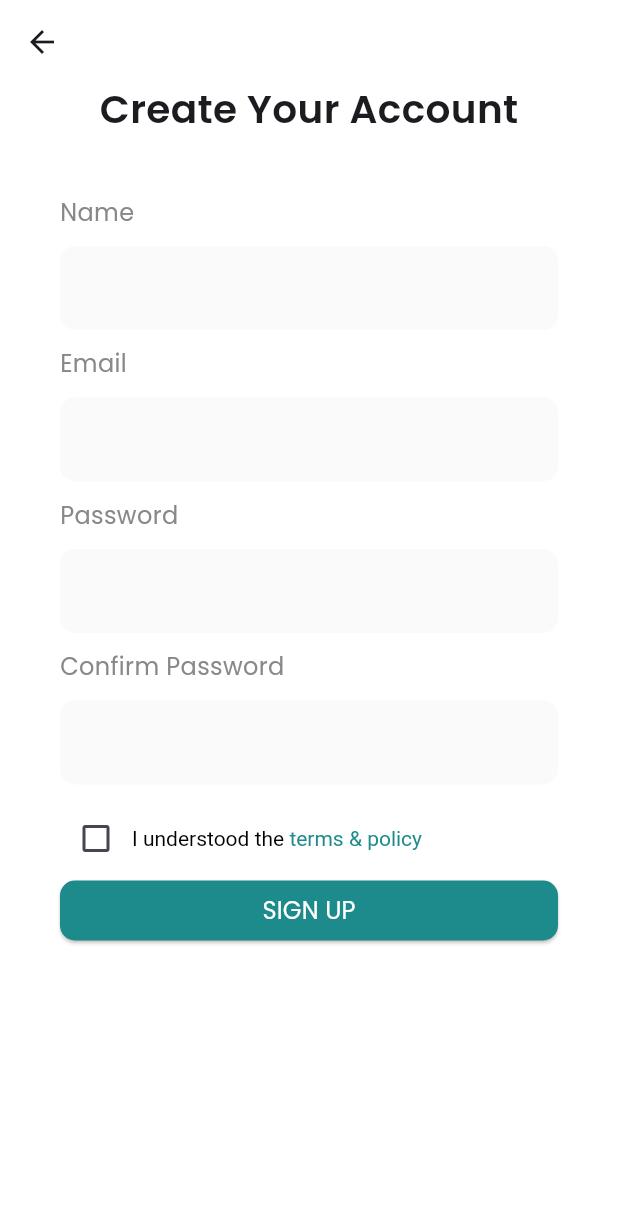
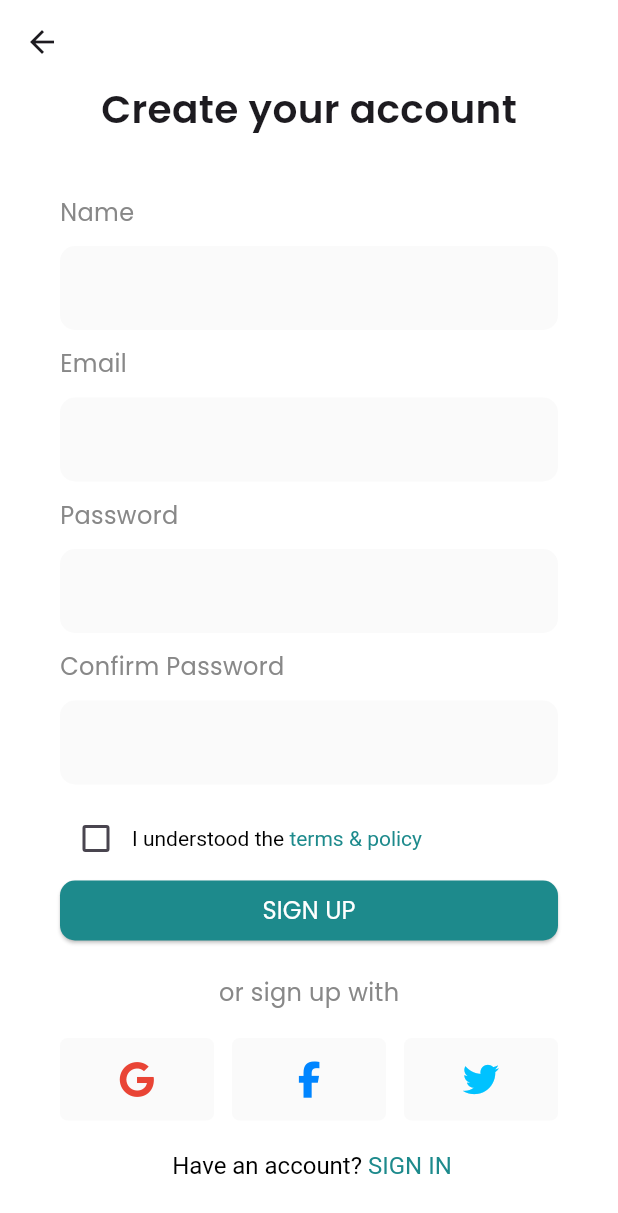
Before and after one commit to ShashiniHanshani/flutter_auth_supabase_bloc_app, a Flutter app: the SignUp screen opened directly, on a phone screen of 412 x 824 dp. Shown: the top 1213 px of the screen. Run offline on Flutter 3.47's test engine with Material 3 defaults, Android fonts, the phone set to English and light mode, and no system bars; our stand-ins replace font_awesome_flutter, shared_preferences; missing offline and left inert: flutter_terms_viewer; accounts and stored records are empty.

Commit message:
localization completed

```diff
--- a/lib/features/presentation/views/sign_in/sign_in.dart
+++ b/lib/features/presentation/views/sign_in/sign_in.dart
@@ -3,8 +3,10 @@ import 'package:flutter/material.dart';
 import 'package:font_awesome_flutter/font_awesome_flutter.dart';
 import 'package:sign_in_sign_up_bloc_supabase_hive_getit/core/themes/text_styles.dart';
 import 'package:sign_in_sign_up_bloc_supabase_hive_getit/core/themes/theme_data.dart';
+import 'package:sign_in_sign_up_bloc_supabase_hive_getit/features/presentation/views/language_view.dart';
 import 'package:sign_in_sign_up_bloc_supabase_hive_getit/features/presentation/views/sign_up/sign_up.dart';
 import 'package:sign_in_sign_up_bloc_supabase_hive_getit/features/presentation/widgets/form_text_field.dart';
+import 'package:sign_in_sign_up_bloc_supabase_hive_getit/features/presentation/widgets/sign_in_cages.dart';
 import 'package:sign_in_sign_up_bloc_supabase_hive_getit/features/presentation/widgets/sign_in_up_button.dart';
 import 'package:sign_in_sign_up_bloc_supabase_hive_getit/utils/app_localizations.dart';
 
@@ -82,14 +84,13 @@ class _SignInState extends State<SignIn> {
                             formKey.currentState!.save();
                             print("Email : ${email.text}");
                             print("Password : ${password.text}");
-
                           }
                         },
                       ),
                       Padding(
                         padding: EdgeInsets.symmetric(vertical: 20),
                         child: Text(
-                          "or sign in with",
+                          AppLocalizations.of(context)!.translate("or_sign_in_with"),
                           style: size16weight400.copyWith(color: colors(context).inputFieldHintColor),
                         ),
                       ),
@@ -130,10 +131,11 @@ class _SignInState extends State<SignIn> {
                       SizedBox(height: 20),
                       RichText(
                         text: TextSpan(
-                          text: "Don’t have an account? ",
+                          text: "${AppLocalizations.of(context)!.translate("dont_have_account")} ",
                           style: size16weight400.copyWith(
                             color: colors(context).secondaryColor,
                           ),
+
                           children: [
                             TextSpan(
                               text: AppLocalizations.of(context,)!.translate("sign_up"),
@@ -164,28 +166,3 @@ class _SignInState extends State<SignIn> {
     );
   }
 }
-
-class SignInCages extends StatelessWidget {
-  final IconData icon;
-  final Color? color;
-  final VoidCallback onPressed;
-  const SignInCages({super.key, required this.icon, this.color, required this.onPressed});
-
-  @override
-  Widget build(BuildContext context) {
-    final height = MediaQuery.sizeOf(context).height;
-    return GestureDetector(
-      onTap: () {
-        onPressed;
-      },
-      child: Container(
-        height: height/15,
-        decoration: BoxDecoration(
-          borderRadius: BorderRadius.circular(5),
-          color: colors(context).textFieldColor
-        ),
-        child: Icon(icon, color: color,),
-      ),
-    );
-  }
-}
--- a/lib/features/presentation/views/sign_up/sign_up.dart
+++ b/lib/features/presentation/views/sign_up/sign_up.dart
@@ -1,7 +1,12 @@
+import 'package:flutter/gestures.dart';
 import 'package:flutter/material.dart';
+import 'package:font_awesome_flutter/font_awesome_flutter.dart';
 import 'package:sign_in_sign_up_bloc_supabase_hive_getit/core/themes/text_styles.dart';
 import 'package:sign_in_sign_up_bloc_supabase_hive_getit/core/themes/theme_data.dart';
+import 'package:sign_in_sign_up_bloc_supabase_hive_getit/features/presentation/views/sign_in/sign_in.dart';
+import 'package:sign_in_sign_up_bloc_supabase_hive_getit/features/presentation/views/terms_&_conditions.dart';
 import 'package:sign_in_sign_up_bloc_supabase_hive_getit/features/presentation/widgets/form_text_field.dart';
+import 'package:sign_in_sign_up_bloc_supabase_hive_getit/features/presentation/widgets/sign_in_cages.dart';
 import 'package:sign_in_sign_up_bloc_supabase_hive_getit/features/presentation/widgets/sign_in_up_button.dart';
 import 'package:sign_in_sign_up_bloc_supabase_hive_getit/utils/app_localizations.dart';
 
@@ -33,6 +38,7 @@ class _SignUpState extends State<SignUp> {
           }
         ),
         backgroundColor: colors(context).backgroundColor,
+        scrolledUnderElevation: 0,
       ),
       body: SingleChildScrollView(
         child: Center(
@@ -119,21 +125,27 @@ class _SignUpState extends State<SignUp> {
                             },
                             fillColor: MaterialStateProperty.all(value==true?colors(context).primaryColor: Colors.white),
                           ),
-                          RichText(
+                          Expanded(
+                            child: RichText(
                               text: TextSpan(
                                 children: [
-                                TextSpan(text: "I understood the ",
+                                  TextSpan(text: "${AppLocalizations.of(context)!.translate("I_understood")} ",
                                     style: TextStyle(
                                       color: colors(context).secondaryColor,
                                     ),
                                   ),
                                   TextSpan(
-                                  text: "terms & policy",
+                                    text: AppLocalizations.of(context)!.translate("terms_policy"),
                                     style: TextStyle(
                                       color: colors(context).primaryColor,
                                     ),
+                                    recognizer: TapGestureRecognizer()..onTap = (){
+                                      Navigator.push(context, MaterialPageRoute(builder: (context) => TermsAndCondition()));
+                                    }
                                   ),
                                 ],
+                              ),
+                              overflow: TextOverflow.fade,
                             ),
                           ),
                         ],
@@ -158,7 +170,77 @@ class _SignUpState extends State<SignUp> {
                           }
                         },
                       ),
+                      Padding(
+                        padding: EdgeInsets.symmetric(vertical: 20),
+                        child: Center(
+                          child: Text(
+                            AppLocalizations.of(context)!.translate("or_sign_up_with"),
+                            style: size16weight400.copyWith(color: colors(context).inputFieldHintColor),
+                          ),
+                        ),
+                      ),
+                      Row(
+                        mainAxisAlignment: MainAxisAlignment.spaceBetween,
+                        children: [
+                          Expanded(
+                            child: SignInCages(
+                              icon: FontAwesomeIcons.google,
+                              color: Color(0xFFE94435),
+                              onPressed: () {
 
+                              },
+                            ),
+                          ),
+                          SizedBox(width: 12),
+                          Expanded(
+                            child: SignInCages(
+                              icon: FontAwesomeIcons.facebookF,
+                              color: Color(0xFF0085FF),
+                              onPressed: () {
+
+                              },
+                            ),
+                          ),
+                          SizedBox(width: 12),
+                          Expanded(
+                            child: SignInCages(
+                              icon: FontAwesomeIcons.twitter,
+                              color: Color(0xFF00C2FF),
+                              onPressed: () {
+
+                              },
+                            ),
+                          ),
+                        ],
+                      ),
+                      SizedBox(height: 20),
+                      Center(
+                        child: RichText(
+                          text: TextSpan(
+                            text: "${AppLocalizations.of(context)!.translate("have_account")} ",
+                            style: size16weight400.copyWith(
+                              color: colors(context).secondaryColor,
+                            ),
+                            children: [
+                              TextSpan(
+                                text: AppLocalizations.of(context,)!.translate("sign_in"),
+                                style: size16weight400.copyWith(color: colors(context).primaryColor),
+                                recognizer:
+                                    TapGestureRecognizer()
+                                      ..onTap = () {
+                                        Navigator.push(
+                                          context,
+                                          MaterialPageRoute(
+                                            builder: (context) => SignIn(),
+                                          ),
+                                        );
+                                      },
+                                  ),
+                                ],
+                          ),
+
+                        ),
+                      ),
                     ],
                   ),
                 ),
--- a/lib/features/presentation/widgets/form_text_field.dart
+++ b/lib/features/presentation/widgets/form_text_field.dart
@@ -27,6 +27,7 @@ class FormTextField extends StatelessWidget {
         Padding(
           padding: const EdgeInsets.symmetric(vertical: 12.0),
           child: TextFormField(
+            autovalidateMode: AutovalidateMode.onUserInteraction,
             cursorColor: colors(context).primaryColor,
             controller: controller,
             decoration: InputDecoration(
--- /dev/null
+++ b/lib/features/presentation/widgets/sign_in_cages.dart
@@ -0,0 +1,27 @@
+import 'package:flutter/material.dart';
+import 'package:sign_in_sign_up_bloc_supabase_hive_getit/core/themes/theme_data.dart';
+
+class SignInCages extends StatelessWidget {
+  final IconData icon;
+  final Color? color;
+  final VoidCallback onPressed;
+  const SignInCages({super.key, required this.icon, this.color, required this.onPressed});
+
+  @override
+  Widget build(BuildContext context) {
+    final height = MediaQuery.sizeOf(context).height;
+    return GestureDetector(
+      onTap: () {
+        onPressed;
+      },
+      child: Container(
+        height: height/15,
+        decoration: BoxDecoration(
+          borderRadius: BorderRadius.circular(5),
+          color: colors(context).textFieldColor
+        ),
+        child: Icon(icon, color: color,),
+      ),
+    );
+  }
+}
--- a/lib/utils/app_language_provider.dart
+++ b/lib/utils/app_language_provider.dart
@@ -21,7 +21,7 @@ class AppLanguageProvider extends ChangeNotifier{
     return Null;
   }
 
-  void changeLanguage(Locale type) async{
+  Future <void> changeLanguage(Locale type) async{
     var prefs = await SharedPreferences.getInstance();
     if(_appLocale == type){
       return;
--- a/lib/utils/app_localizations.dart
+++ b/lib/utils/app_localizations.dart
@@ -2,8 +2,6 @@
 //helper class for localization delegates
 
 import 'dart:convert';
-import 'dart:ui';
-
 import 'package:flutter/material.dart';
 import 'package:flutter/services.dart';
 
--- a/locales/en.json
+++ b/locales/en.json
@@ -7,6 +7,14 @@
     "confirm_password" : "Confirm Password",
     "sign_in" : "SIGN IN",
     "sign_up" : "SIGN UP",
-    "create_your_account" : "Create Your Account",
-    "sign_up_success_msg": "User Account created successfully"
+    "create_your_account" : "Create your account",
+    "sign_up_success_msg": "User Account created successfully",
+    "terms_and_condition" : "Terms & Condition",
+    "select_your_language" : "Select Your Language",
+    "dont_have_account" : " Don’t have an account? ",
+    "have_account" : " Have an account?",
+    "or_sign_in_with" : "or sign in with",
+    "or_sign_up_with": "or sign up with",
+    "I_understood" : "I understood the",
+    "terms_policy" : "terms & policy"
 }
--- a/pubspec.yaml
+++ b/pubspec.yaml
@@ -37,6 +37,7 @@ dependencies:
   shared_preferences: ^2.5.2
   provider: ^6.1.2
   font_awesome_flutter: ^10.8.0
+  flutter_terms_viewer: ^1.0.2
   flutter_localizations:
     sdk: flutter
 
@@ -68,6 +69,7 @@ flutter:
   assets:
     - locales/en.json
     - locales/si.json
+    - assets/images/groundhog.png
 
   # An image asset can refer to one or more resolution-specific "variants", see
   # https://flutter.dev/to/resolution-aware-images
```
Also changed, not shown: lib/features/presentation/views/language_view.dart (added, +85 -0 lines), lib/features/presentation/views/splashscreen.dart (added, +39 -0 lines), lib/features/presentation/views/terms_&_conditions.dart (added, +269 -0 lines), lib/main.dart (+11 -12 lines), locales/si.json (+9 -1 lines), assets/images/groundhog.png (added). Lines whose indentation alone changed are shown as unchanged.
